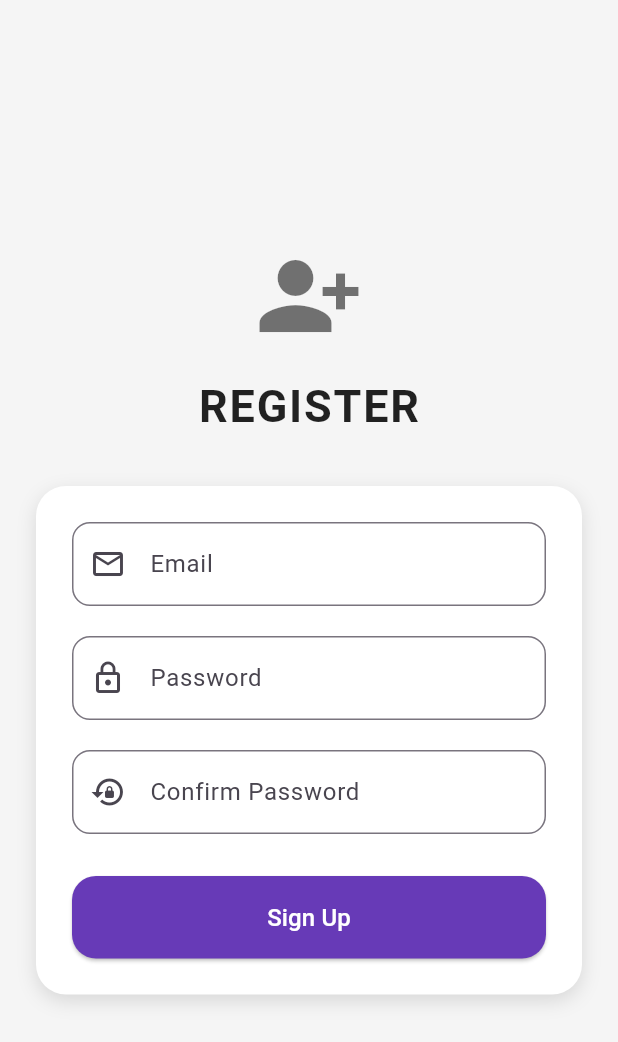
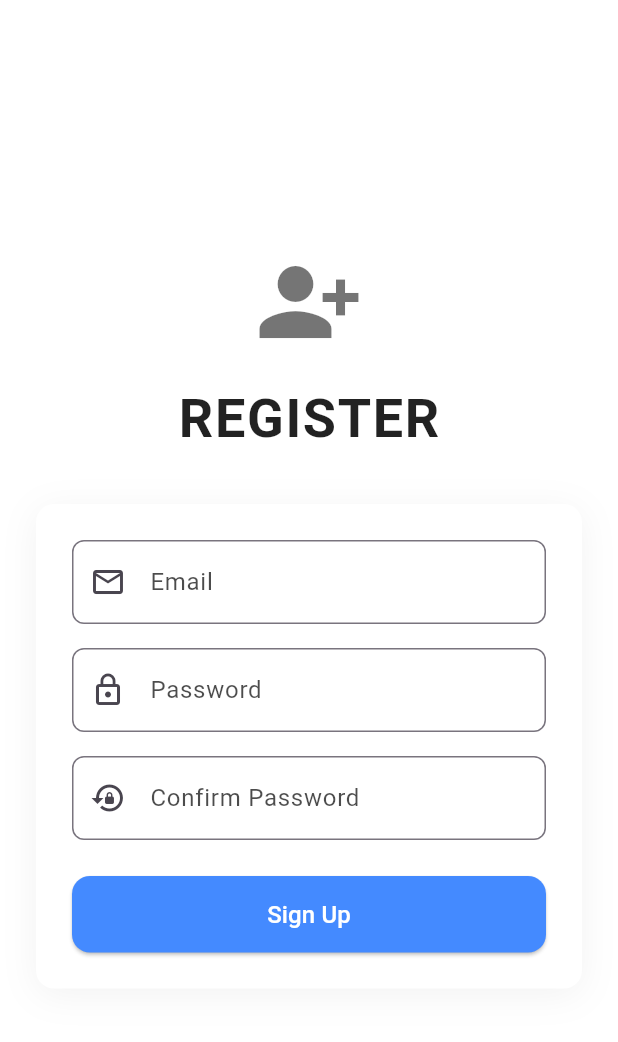
Before and after one commit to Roger0222/auth_app, a Flutter app: the screen it shows after launch, after a tap on "Don't have an account? Sign Up", on a phone screen of 412 x 824 dp. Shown: the top 1042 px of the screen. Run offline on Flutter 3.47's test engine with Material 3 defaults, Android fonts, the phone set to English and light mode, and no system bars; our stand-ins replace supabase_flutter; accounts and stored records are empty; network calls fail.

Commit message:
added some designs and functions on dart pages

```diff
--- a/lib/pages/login_page.dart
+++ b/lib/pages/login_page.dart
@@ -46,7 +46,7 @@ class _LoginPageState extends State<LoginPage> {
     final isWide = MediaQuery.of(context).size.width > 600;
 
     return Scaffold(
-      backgroundColor: const Color(0xFFF5F5F5),
+      backgroundColor: Colors.white, // Set the background to white (iOS style)
       body: SafeArea(
         child: Center(
           child: SingleChildScrollView(
@@ -56,15 +56,15 @@ class _LoginPageState extends State<LoginPage> {
               child: Column(
                 crossAxisAlignment: CrossAxisAlignment.center,
                 children: [
-                  const Icon(Icons.person, size: 72, color: Colors.black54),
+                  const Icon(Icons.person, size: 72, color: Colors.black54), // Clean and simple icon
                   const SizedBox(height: 16),
                   Text(
                     "LOGIN",
                     textAlign: TextAlign.center,
                     style: TextStyle(
-                      fontSize: 30,
-                      fontWeight: FontWeight.w700,
-                      letterSpacing: 1.2,
+                      fontSize: 36, // Larger text for a more modern feel
+                      fontWeight: FontWeight.w600, // Slightly lighter font weight
+                      letterSpacing: 1.1,
                       color: Colors.black87,
                     ),
                   ),
@@ -72,11 +72,11 @@ class _LoginPageState extends State<LoginPage> {
                   Container(
                     decoration: BoxDecoration(
                       color: Colors.white,
-                      borderRadius: BorderRadius.circular(20),
+                      borderRadius: BorderRadius.circular(12), // More subtle corner radius
                       boxShadow: [
                         BoxShadow(
-                          color: Colors.black12,
-                          blurRadius: 10,
+                          color: Colors.black.withOpacity(0.05), // Softer shadow for iOS style
+                          blurRadius: 20,
                           offset: Offset(0, 4),
                         ),
                       ],
@@ -84,39 +84,45 @@ class _LoginPageState extends State<LoginPage> {
                     padding: const EdgeInsets.all(24),
                     child: Column(
                       children: [
+                        // Email text field with a thinner, more elegant border
                         TextField(
                           controller: _emailController,
                           decoration: InputDecoration(
                             labelText: "Email",
                             prefixIcon: const Icon(Icons.email_outlined),
+                            labelStyle: TextStyle(color: Colors.black.withOpacity(0.7)),
                             border: OutlineInputBorder(
-                              borderRadius: BorderRadius.circular(12),
+                              borderSide: BorderSide(color: Colors.grey.withOpacity(0.4)), // Lighter border
+                              borderRadius: BorderRadius.circular(8), // More subtle radius
                             ),
                           ),
                         ),
-                        const SizedBox(height: 20),
+                        const SizedBox(height: 16), // Reduced spacing for compactness
+                        // Password text field
                         TextField(
                           controller: _passwordController,
                           obscureText: true,
                           decoration: InputDecoration(
                             labelText: "Password",
                             prefixIcon: const Icon(Icons.lock_outline),
+                            labelStyle: TextStyle(color: Colors.black.withOpacity(0.7)),
                             border: OutlineInputBorder(
-                              borderRadius: BorderRadius.circular(12),
+                              borderSide: BorderSide(color: Colors.grey.withOpacity(0.4)),
+                              borderRadius: BorderRadius.circular(8),
                             ),
                           ),
                         ),
-                        const SizedBox(height: 28),
+                        const SizedBox(height: 24),
                         SizedBox(
                           width: double.infinity,
                           child: ElevatedButton(
                             onPressed: login,
                             style: ElevatedButton.styleFrom(
-                              backgroundColor: Colors.deepPurple,
+                              backgroundColor: Colors.blueAccent, // Subtle iOS-like blue
                               foregroundColor: Colors.white,
-                              padding: const EdgeInsets.symmetric(vertical: 16),
+                              padding: const EdgeInsets.symmetric(vertical: 14),
                               shape: RoundedRectangleBorder(
-                                borderRadius: BorderRadius.circular(16),
+                                borderRadius: BorderRadius.circular(12), // Rounded button edges
                               ),
                             ),
                             child: const Text("Login", style: TextStyle(fontSize: 16)),
@@ -132,7 +138,7 @@ class _LoginPageState extends State<LoginPage> {
                       PageRouteBuilder(
                         pageBuilder: (context, animation, secondaryAnimation) => const RegisterPage(),
                         transitionsBuilder: (context, animation, secondaryAnimation, child) {
-      const begin = Offset(1.0, 0.0);
+                          const begin = Offset(1.0, 0.0); // Right slide transition
                           const end = Offset.zero;
                           const curve = Curves.easeInOut;
 
--- a/lib/pages/register_page.dart
+++ b/lib/pages/register_page.dart
@@ -10,7 +10,6 @@ class RegisterPage extends StatefulWidget {
 
 class _RegisterPageState extends State<RegisterPage> {
   final authService = AuthService();
-
   final _emailController = TextEditingController();
   final _passwordController = TextEditingController();
   final _confirmPasswordController = TextEditingController();
@@ -44,7 +43,7 @@ class _RegisterPageState extends State<RegisterPage> {
     final isWide = MediaQuery.of(context).size.width > 600;
 
     return Scaffold(
-      backgroundColor: const Color(0xFFF5F5F5),
+      backgroundColor: Colors.white, // iOS-style background
       body: SafeArea(
         child: Center(
           child: SingleChildScrollView(
@@ -59,9 +58,9 @@ class _RegisterPageState extends State<RegisterPage> {
                   Text(
                     "REGISTER",
                     style: TextStyle(
-                      fontSize: 30,
-                      fontWeight: FontWeight.w700,
-                      letterSpacing: 1.2,
+                      fontSize: 36, // Larger font size for modern feel
+                      fontWeight: FontWeight.w600, // Lighter weight for a clean look
+                      letterSpacing: 1.1,
                       color: Colors.black87,
                     ),
                   ),
@@ -70,62 +69,72 @@ class _RegisterPageState extends State<RegisterPage> {
                     padding: const EdgeInsets.all(24),
                     decoration: BoxDecoration(
                       color: Colors.white,
-                      borderRadius: BorderRadius.circular(20),
+                      borderRadius: BorderRadius.circular(12), // Softer corners
                       boxShadow: [
                         BoxShadow(
-                          color: Colors.black12,
-                          blurRadius: 10,
+                          color: Colors.black.withOpacity(0.05), // Softer shadow for iOS style
+                          blurRadius: 20,
                           offset: Offset(0, 4),
                         ),
                       ],
                     ),
                     child: Column(
                       children: [
+                        // Email field with iOS style border and icon
                         TextField(
                           controller: _emailController,
                           decoration: InputDecoration(
                             labelText: "Email",
                             prefixIcon: const Icon(Icons.email_outlined),
+                            labelStyle: TextStyle(color: Colors.black.withOpacity(0.7)),
                             border: OutlineInputBorder(
-                              borderRadius: BorderRadius.circular(12),
+                              borderSide: BorderSide(color: Colors.grey.withOpacity(0.4)),
+                              borderRadius: BorderRadius.circular(8), // Softer radius
                             ),
                           ),
                         ),
-                        const SizedBox(height: 20),
+                        const SizedBox(height: 16), // Reduced spacing between fields
+                        // Password field with iOS styling
                         TextField(
                           controller: _passwordController,
                           obscureText: true,
                           decoration: InputDecoration(
                             labelText: "Password",
                             prefixIcon: const Icon(Icons.lock_outline),
+                            labelStyle: TextStyle(color: Colors.black.withOpacity(0.7)),
                             border: OutlineInputBorder(
-                              borderRadius: BorderRadius.circular(12),
+                              borderSide: BorderSide(color: Colors.grey.withOpacity(0.4)),
+                              borderRadius: BorderRadius.circular(8),
                             ),
                           ),
                         ),
-                        const SizedBox(height: 20),
+                        const SizedBox(height: 16),
+                        // Confirm Password field with similar iOS-style border
                         TextField(
                           controller: _confirmPasswordController,
                           obscureText: true,
                           decoration: InputDecoration(
                             labelText: "Confirm Password",
                             prefixIcon: const Icon(Icons.lock_reset),
+                            labelStyle: TextStyle(color: Colors.black.withOpacity(0.7)),
                             border: OutlineInputBorder(
-                              borderRadius: BorderRadius.circular(12),
+                              borderSide: BorderSide(color: Colors.grey.withOpacity(0.4)),
+                              borderRadius: BorderRadius.circular(8),
                             ),
                           ),
                         ),
-                        const SizedBox(height: 28),
+                        const SizedBox(height: 24),
+                        // Sign up button with iOS-like color and border-radius
                         SizedBox(
                           width: double.infinity,
                           child: ElevatedButton(
                             onPressed: signUp,
                             style: ElevatedButton.styleFrom(
-                              backgroundColor: Colors.deepPurple,
+                              backgroundColor: Colors.blueAccent, // Softer blue for iOS look
                               foregroundColor: Colors.white,
-                              padding: const EdgeInsets.symmetric(vertical: 16),
+                              padding: const EdgeInsets.symmetric(vertical: 14),
                               shape: RoundedRectangleBorder(
-                                borderRadius: BorderRadius.circular(16),
+                                borderRadius: BorderRadius.circular(12), // Rounded corners
                               ),
                             ),
                             child: const Text("Sign Up", style: TextStyle(fontSize: 16)),
```
Also changed, not shown: lib/pages/profile_page.dart (+164 -136 lines). Lines whose indentation alone changed are shown as unchanged.
